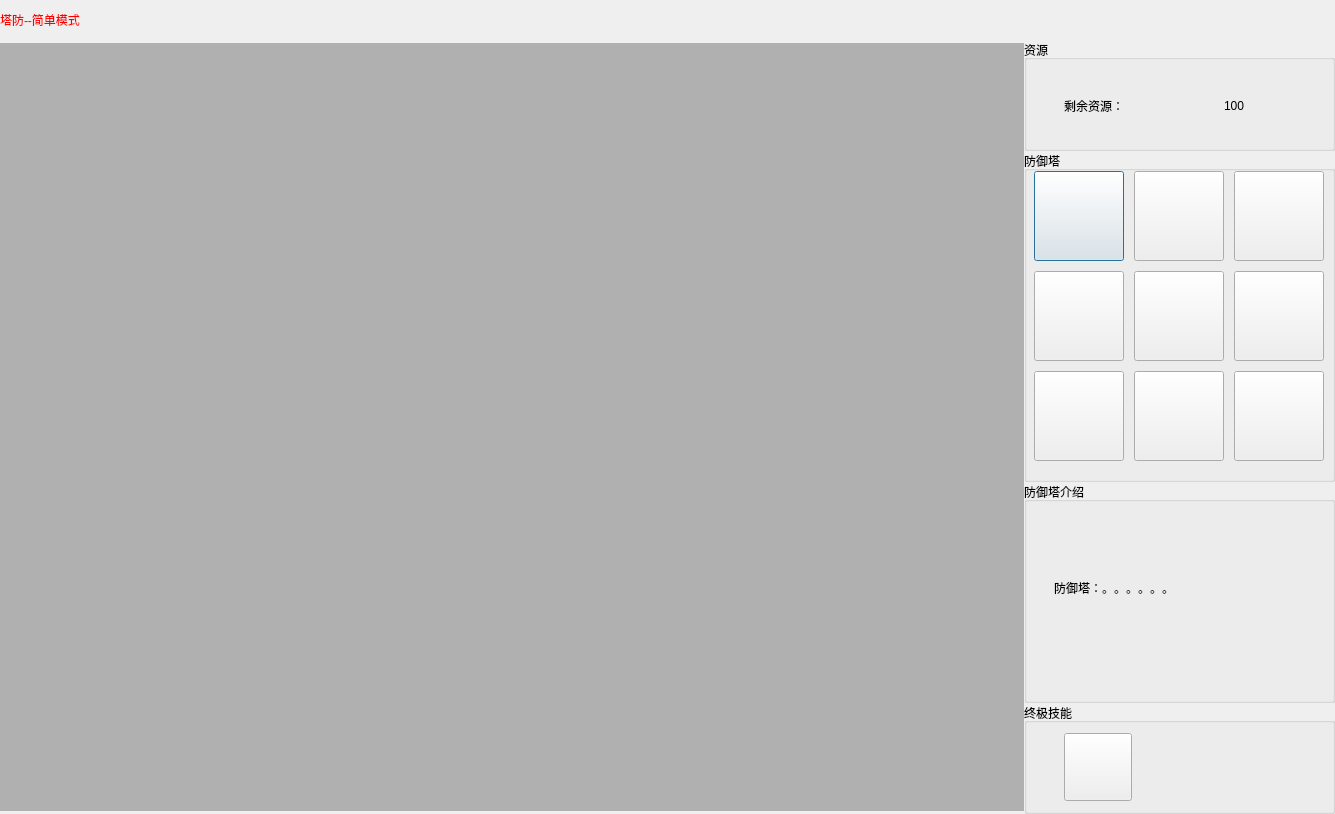
Old version of the form homedialog.ui in the repository Weh18095982632/2019202417-bh.
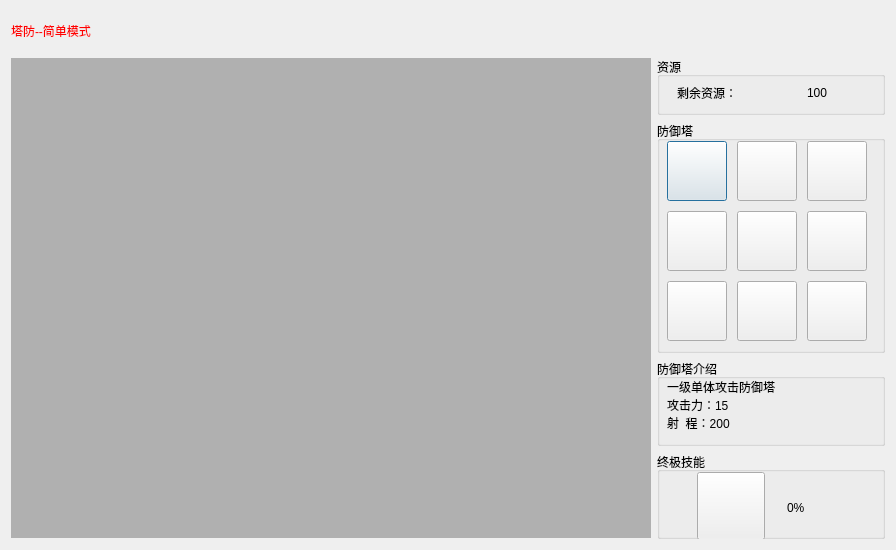
New version of the form. Icons and pictures are not drawn.

Diff of the .ui file:
```diff
--- a/homedialog.ui
+++ b/homedialog.ui
@@ -6,34 +6,19 @@
    <rect>
     <x>0</x>
     <y>0</y>
-    <width>1335</width>
-    <height>814</height>
+    <width>896</width>
+    <height>550</height>
    </rect>
   </property>
   <property name="windowTitle">
    <string>Dialog</string>
   </property>
-  <layout class="QHBoxLayout" name="horizontalLayout_3">
-   <property name="spacing">
-    <number>0</number>
-   </property>
-   <property name="leftMargin">
-    <number>0</number>
-   </property>
-   <property name="topMargin">
-    <number>0</number>
-   </property>
-   <property name="rightMargin">
-    <number>0</number>
-   </property>
-   <property name="bottomMargin">
-    <number>0</number>
-   </property>
+  <property name="styleSheet">
+   <string notr="true"/>
+  </property>
+  <layout class="QVBoxLayout" name="verticalLayout_3">
    <item>
     <layout class="QVBoxLayout" name="verticalLayout_2">
-     <property name="spacing">
-      <number>0</number>
-     </property>
      <item>
       <layout class="QHBoxLayout" name="horizontalLayout" stretch="1,1">
        <property name="spacing">
@@ -44,7 +29,13 @@
          <property name="minimumSize">
           <size>
            <width>0</width>
-           <height>40</height>
+           <height>32</height>
+          </size>
+         </property>
+         <property name="maximumSize">
+          <size>
+           <width>16777215</width>
+           <height>32</height>
           </size>
          </property>
          <property name="styleSheet">
@@ -60,7 +51,7 @@
         <widget class="QWidget" name="widget" native="true">
          <property name="minimumSize">
           <size>
-           <width>0</width>
+           <width>40</width>
            <height>40</height>
           </size>
          </property>
@@ -70,21 +61,18 @@
      </item>
      <item>
       <layout class="QHBoxLayout" name="horizontalLayout_2">
-       <property name="spacing">
-        <number>0</number>
-       </property>
        <item>
         <widget class="QWidget" name="mainwidget" native="true">
          <property name="minimumSize">
           <size>
-           <width>1024</width>
-           <height>768</height>
+           <width>640</width>
+           <height>480</height>
           </size>
          </property>
          <property name="maximumSize">
           <size>
-           <width>1024</width>
-           <height>768</height>
+           <width>640</width>
+           <height>480</height>
           </size>
          </property>
          <property name="styleSheet">
@@ -93,7 +81,7 @@
         </widget>
        </item>
        <item>
-        <layout class="QVBoxLayout" name="verticalLayout" stretch="1,3,2,1">
+        <layout class="QVBoxLayout" name="verticalLayout" stretch="2,8,3,3">
          <item>
           <widget class="QGroupBox" name="groupBox_resource">
            <property name="title">
@@ -102,8 +90,8 @@
            <widget class="QLabel" name="label">
             <property name="geometry">
              <rect>
-              <x>40</x>
-              <y>40</y>
+              <x>20</x>
+              <y>10</y>
               <width>151</width>
               <height>51</height>
              </rect>
@@ -118,9 +106,9 @@
            <widget class="QLabel" name="label_2">
             <property name="geometry">
              <rect>
-              <x>200</x>
-              <y>40</y>
-              <width>101</width>
+              <x>150</x>
+              <y>10</y>
+              <width>71</width>
               <height>51</height>
              </rect>
             </property>
@@ -143,8 +131,8 @@
              <rect>
               <x>10</x>
               <y>20</y>
-              <width>90</width>
-              <height>90</height>
+              <width>60</width>
+              <height>60</height>
              </rect>
             </property>
             <property name="styleSheet">
@@ -157,10 +145,10 @@
            <widget class="QPushButton" name="pushButton_2">
             <property name="geometry">
              <rect>
-              <x>110</x>
+              <x>80</x>
               <y>20</y>
-              <width>90</width>
-              <height>90</height>
+              <width>60</width>
+              <height>60</height>
              </rect>
             </property>
             <property name="styleSheet">
@@ -173,10 +161,10 @@
            <widget class="QPushButton" name="pushButton_3">
             <property name="geometry">
              <rect>
-              <x>210</x>
+              <x>150</x>
               <y>20</y>
-              <width>90</width>
-              <height>90</height>
+              <width>60</width>
+              <height>60</height>
              </rect>
             </property>
             <property name="styleSheet">
@@ -186,29 +174,13 @@
              <string/>
             </property>
            </widget>
-           <widget class="QPushButton" name="pushButton_4">
-            <property name="geometry">
-             <rect>
-              <x>110</x>
-              <y>120</y>
-              <width>90</width>
-              <height>90</height>
-             </rect>
-            </property>
-            <property name="styleSheet">
-             <string notr="true">background-image: url(:/image/22.png);</string>
-            </property>
-            <property name="text">
-             <string/>
-            </property>
-           </widget>
            <widget class="QPushButton" name="pushButton_5">
             <property name="geometry">
              <rect>
-              <x>210</x>
-              <y>120</y>
-              <width>90</width>
-              <height>90</height>
+              <x>80</x>
+              <y>90</y>
+              <width>60</width>
+              <height>60</height>
              </rect>
             </property>
             <property name="styleSheet">
@@ -221,10 +193,26 @@
            <widget class="QPushButton" name="pushButton_6">
             <property name="geometry">
              <rect>
+              <x>150</x>
+              <y>90</y>
+              <width>60</width>
+              <height>60</height>
+             </rect>
+            </property>
+            <property name="styleSheet">
+             <string notr="true">background-image: url(:/image/23.png);</string>
+            </property>
+            <property name="text">
+             <string/>
+            </property>
+           </widget>
+           <widget class="QPushButton" name="pushButton_4">
+            <property name="geometry">
+             <rect>
               <x>10</x>
-              <y>120</y>
-              <width>90</width>
-              <height>90</height>
+              <y>90</y>
+              <width>60</width>
+              <height>60</height>
              </rect>
             </property>
             <property name="styleSheet">
@@ -234,29 +222,13 @@
              <string/>
             </property>
            </widget>
-           <widget class="QPushButton" name="pushButton_7">
-            <property name="geometry">
-             <rect>
-              <x>110</x>
-              <y>220</y>
-              <width>90</width>
-              <height>90</height>
-             </rect>
-            </property>
-            <property name="styleSheet">
-             <string notr="true">background-image: url(:/image/32.png);</string>
-            </property>
-            <property name="text">
-             <string/>
-            </property>
-           </widget>
            <widget class="QPushButton" name="pushButton_8">
             <property name="geometry">
              <rect>
-              <x>210</x>
-              <y>220</y>
-              <width>90</width>
-              <height>90</height>
+              <x>80</x>
+              <y>160</y>
+              <width>60</width>
+              <height>60</height>
              </rect>
             </property>
             <property name="styleSheet">
@@ -269,10 +241,26 @@
            <widget class="QPushButton" name="pushButton_9">
             <property name="geometry">
              <rect>
+              <x>150</x>
+              <y>160</y>
+              <width>60</width>
+              <height>60</height>
+             </rect>
+            </property>
+            <property name="styleSheet">
+             <string notr="true">background-image: url(:/image/33.png);</string>
+            </property>
+            <property name="text">
+             <string/>
+            </property>
+           </widget>
+           <widget class="QPushButton" name="pushButton_7">
+            <property name="geometry">
+             <rect>
               <x>10</x>
-              <y>220</y>
-              <width>90</width>
-              <height>90</height>
+              <y>160</y>
+              <width>60</width>
+              <height>60</height>
              </rect>
             </property>
             <property name="styleSheet">
@@ -292,17 +280,22 @@
            <widget class="QLabel" name="label_3">
             <property name="geometry">
              <rect>
-              <x>30</x>
-              <y>40</y>
-              <width>251</width>
-              <height>131</height>
+              <x>10</x>
+              <y>20</y>
+              <width>201</width>
+              <height>51</height>
              </rect>
             </property>
             <property name="styleSheet">
              <string notr="true">font: 14pt &quot;仿宋&quot;;</string>
             </property>
             <property name="text">
-             <string>防御塔：。。。。。。</string>
+             <string>一级单体攻击防御塔
+攻击力：15
+射  程：200</string>
+            </property>
+            <property name="wordWrap">
+             <bool>true</bool>
             </property>
            </widget>
           </widget>
@@ -316,7 +309,7 @@
             <property name="geometry">
              <rect>
               <x>40</x>
-              <y>30</y>
+              <y>20</y>
               <width>68</width>
               <height>68</height>
              </rect>
@@ -328,6 +321,22 @@
              <string/>
             </property>
            </widget>
+           <widget class="QLabel" name="label_skill">
+            <property name="geometry">
+             <rect>
+              <x>130</x>
+              <y>40</y>
+              <width>61</width>
+              <height>31</height>
+             </rect>
+            </property>
+            <property name="styleSheet">
+             <string notr="true">font: 20pt &quot;楷体&quot;;</string>
+            </property>
+            <property name="text">
+             <string>0%</string>
+            </property>
+           </widget>
           </widget>
          </item>
         </layout>
```
Left out of the diff: 18 changed lines with no effect on the pictures.
